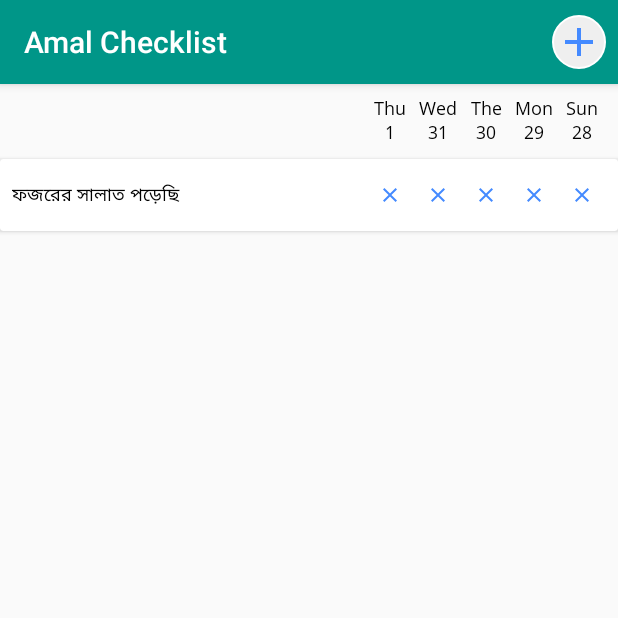
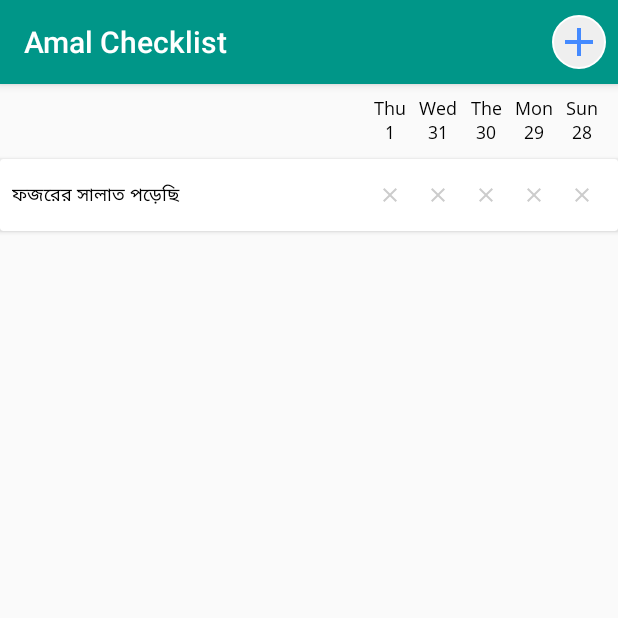
Before and after one commit to fcat97/AmalChecklist, an Android app: the screen it shows after launch (MainActivity), on a phone screen of 412 x 824 dp, the top half of it. Run offline under Robolectric (Android 15) with nearby library versions, the phone set to English and light mode, and no system bars; our stand-ins replace Room's generated code; 19 statements that could not run were skipped.

Commit message:
++ UI improved

```diff
--- a/app/src/main/java/media/uqab/amalchecklist/AmalAdapter.java
+++ b/app/src/main/java/media/uqab/amalchecklist/AmalAdapter.java
@@ -1,6 +1,12 @@
 package media.uqab.amalchecklist;
 
 import android.content.Context;
+import android.content.res.ColorStateList;
+import android.content.res.Resources;
+import android.graphics.Color;
+import android.graphics.ColorFilter;
+import android.graphics.ColorMatrix;
+import android.util.TypedValue;
 import android.view.LayoutInflater;
 import android.view.View;
 import android.view.ViewGroup;
@@ -8,6 +14,7 @@ import android.widget.ImageView;
 import android.widget.TextView;
 import android.widget.Toast;
 
+import androidx.annotation.ColorInt;
 import androidx.annotation.NonNull;
 import androidx.recyclerview.widget.DiffUtil;
 import androidx.recyclerview.widget.ListAdapter;
@@ -51,6 +58,11 @@ public class AmalAdapter extends ListAdapter<Amal, AmalAdapter.AmalHolder> {
     @Override
     public void onBindViewHolder(@NonNull AmalAdapter.AmalHolder holder, int position) {
 
+        TypedValue typedValue = new TypedValue();
+        Resources.Theme theme = context.getTheme();
+        theme.resolveAttribute(R.attr.colorPrimary, typedValue, true);
+        @ColorInt int colorPrimary = typedValue.data;
+
         Amal amal = getItem(position);
 
         holder.itemView.setOnLongClickListener(v -> {
@@ -73,21 +85,52 @@ public class AmalAdapter extends ListAdapter<Amal, AmalAdapter.AmalHolder> {
         calendar.add(Calendar.DATE, -1);
         boolean day_5 = amal.history.getState(calendar);
 
-        if (day_1) holder.iv_day_1.setImageResource(R.drawable.ic_check);
-        else holder.iv_day_1.setImageResource(R.drawable.ic_close);
+        if (day_1) {
+            holder.iv_day_1.setImageResource(R.drawable.ic_check);
+            holder.iv_day_1.setColorFilter(colorPrimary);
+        }
+        else {
+            holder.iv_day_1.setImageResource(R.drawable.ic_close);
+            holder.iv_day_1.setColorFilter(Color.LTGRAY);
+        }
 
-        if (day_2) holder.iv_day_2.setImageResource(R.drawable.ic_check);
-        else holder.iv_day_2.setImageResource(R.drawable.ic_close);
+        if (day_2) {
+            holder.iv_day_2.setImageResource(R.drawable.ic_check);
+            holder.iv_day_2.setColorFilter(colorPrimary);
+        }
+        else {
+            holder.iv_day_2.setImageResource(R.drawable.ic_close);
+            holder.iv_day_2.setColorFilter(Color.LTGRAY);
+        }
 
-        if (day_3) holder.iv_day_3.setImageResource(R.drawable.ic_check);
-        else holder.iv_day_3.setImageResource(R.drawable.ic_close);
+        if (day_3) {
+            holder.iv_day_3.setImageResource(R.drawable.ic_check);
+            holder.iv_day_3.setColorFilter(colorPrimary);
+        }
+        else {
+            holder.iv_day_3.setImageResource(R.drawable.ic_close);
+            holder.iv_day_3.setColorFilter(Color.LTGRAY);
+        }
 
-        if (day_4) holder.iv_day_4.setImageResource(R.drawable.ic_check);
-        else holder.iv_day_4.setImageResource(R.drawable.ic_close);
+        if (day_4) {
+            holder.iv_day_4.setImageResource(R.drawable.ic_check);
+            holder.iv_day_4.setColorFilter(colorPrimary);
+        }
+        else {
+            holder.iv_day_4.setImageResource(R.drawable.ic_close);
+            holder.iv_day_4.setColorFilter(Color.LTGRAY);
+        }
 
-        if (day_5) holder.iv_day_5.setImageResource(R.drawable.ic_check);
-        else holder.iv_day_5.setImageResource(R.drawable.ic_close);
+        if (day_5) {
+            holder.iv_day_5.setImageResource(R.drawable.ic_check);
+            holder.iv_day_5.setColorFilter(colorPrimary);
+        }
+        else {
+            holder.iv_day_5.setImageResource(R.drawable.ic_close);
+            holder.iv_day_5.setColorFilter(Color.LTGRAY);
+        }
 
+        // Set onLongClickListener -----------------------------------------------------------------
         holder.iv_day_1.setOnLongClickListener(v -> {
             Calendar c = Calendar.getInstance();
             amal.history.commit(c, ! day_1);
@@ -132,6 +175,13 @@ public class AmalAdapter extends ListAdapter<Amal, AmalAdapter.AmalHolder> {
             return true;
         });
 
+        // Set onClickListener ---------------------------------------------------------------------
+        holder.iv_day_1.setOnClickListener(v -> Toast.makeText(context, "Hold to change", Toast.LENGTH_SHORT).show());
+        holder.iv_day_2.setOnClickListener(v -> Toast.makeText(context, "Hold to change", Toast.LENGTH_SHORT).show());
+        holder.iv_day_3.setOnClickListener(v -> Toast.makeText(context, "Hold to change", Toast.LENGTH_SHORT).show());
+        holder.iv_day_4.setOnClickListener(v -> Toast.makeText(context, "Hold to change", Toast.LENGTH_SHORT).show());
+        holder.iv_day_5.setOnClickListener(v -> Toast.makeText(context, "Hold to change", Toast.LENGTH_SHORT).show());
+
 
     }
 
```
Also changed, not shown: 4 other files.
